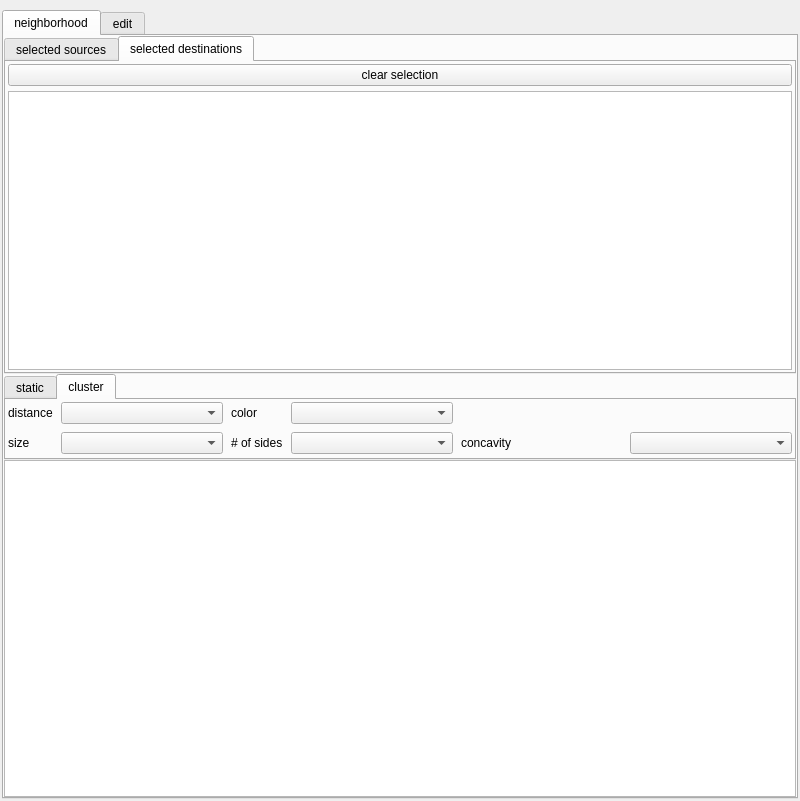
The window that gui/form.ui (vijayrudraraju/qtmapper) describes before a commit, drawn with Qt 5.
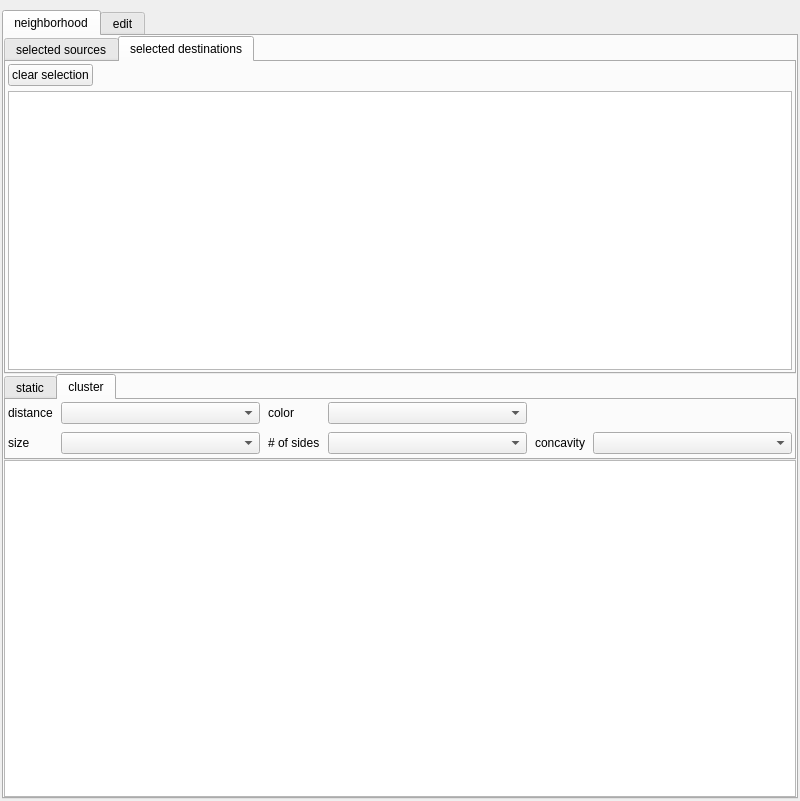
The same window after the commit. The open tabs and pages were chosen to show the change. Custom widgets are drawn as their Qt base class.

Diff of the .ui file:
```diff
--- a/gui/form.ui
+++ b/gui/form.ui
@@ -138,6 +138,12 @@
            </property>
            <item>
             <widget class="QPushButton" name="clear_dests_button">
+             <property name="sizePolicy">
+              <sizepolicy hsizetype="Fixed" vsizetype="Fixed">
+               <horstretch>0</horstretch>
+               <verstretch>0</verstretch>
+              </sizepolicy>
+             </property>
              <property name="text">
               <string>clear selection</string>
              </property>
@@ -348,6 +354,12 @@
            </item>
            <item row="1" column="4">
             <widget class="QLabel" name="label_8">
+             <property name="sizePolicy">
+              <sizepolicy hsizetype="Fixed" vsizetype="Preferred">
+               <horstretch>0</horstretch>
+               <verstretch>0</verstretch>
+              </sizepolicy>
+             </property>
              <property name="text">
               <string>concavity</string>
              </property>
```
